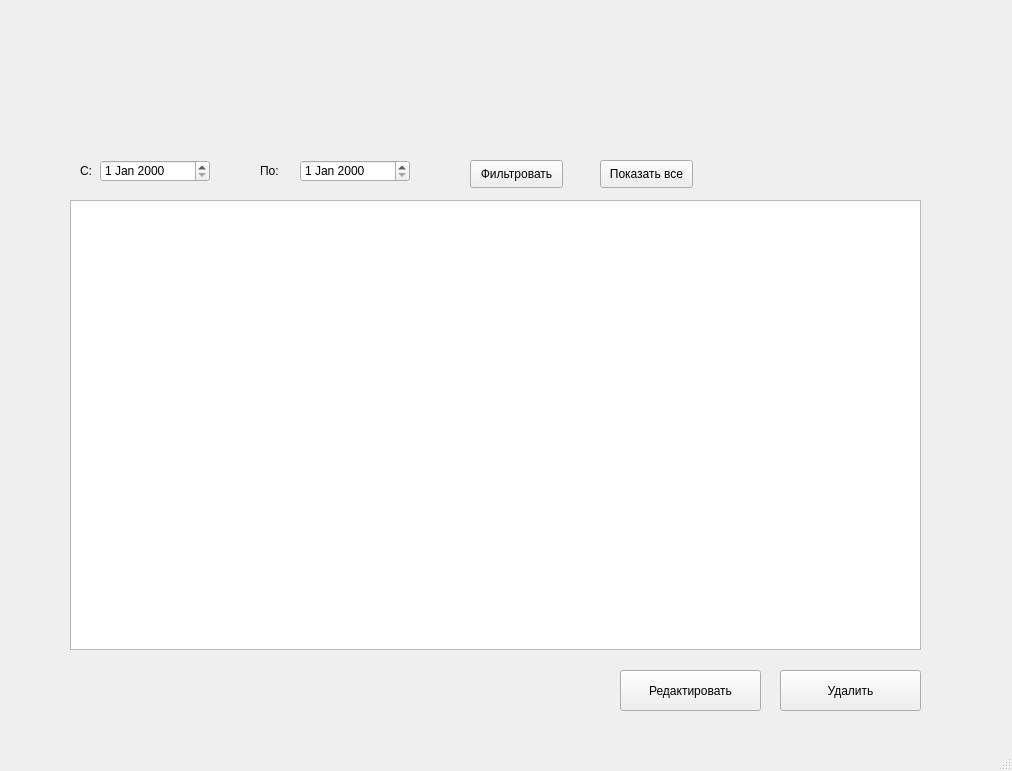
mkim-22/kvalik, file ui/bookings_window.ui: the form before one commit.
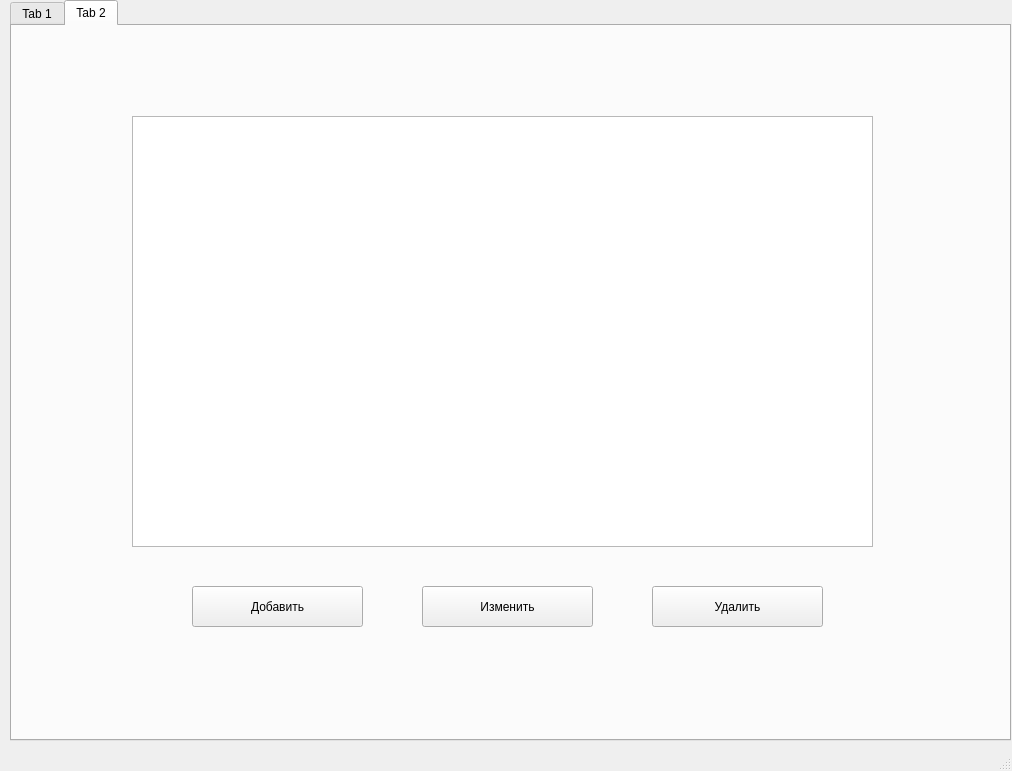
The form after the commit.

```diff
--- a/ui/bookings_window.ui
+++ b/ui/bookings_window.ui
@@ -23,30 +23,90 @@
    <property name="contextMenuPolicy">
     <enum>Qt::ActionsContextMenu</enum>
    </property>
-   <widget class="QPushButton" name="btn_edit">
+   <widget class="QTabWidget" name="tabWidget">
     <property name="geometry">
      <rect>
-      <x>620</x>
-      <y>670</y>
-      <width>141</width>
-      <height>41</height>
+      <x>10</x>
+      <y>0</y>
+      <width>1001</width>
+      <height>741</height>
      </rect>
     </property>
-    <property name="text">
-     <string>Редактировать</string>
+    <property name="currentIndex">
+     <number>1</number>
     </property>
-   </widget>
+    <widget class="QWidget" name="tab_booking">
+     <attribute name="title">
+      <string>Tab 1</string>
+     </attribute>
    <widget class="QWidget" name="gridLayoutWidget">
     <property name="geometry">
      <rect>
-      <x>70</x>
-      <y>200</y>
+        <x>60</x>
+        <y>90</y>
       <width>851</width>
       <height>451</height>
      </rect>
     </property>
     <layout class="QGridLayout" name="gridLayout">
-     <item row="0" column="0">
+       <item row="1" column="1">
+        <widget class="QDateEdit" name="date_to"/>
+       </item>
+       <item row="6" column="1">
+        <widget class="QPushButton" name="btn_filter">
+         <property name="text">
+          <string>Фильтровать</string>
+         </property>
+        </widget>
+       </item>
+       <item row="2" column="1">
+        <widget class="QDateEdit" name="date_from"/>
+       </item>
+       <item row="2" column="0">
+        <widget class="QLabel" name="label_2">
+         <property name="text">
+          <string>По:</string>
+         </property>
+         <property name="alignment">
+          <set>Qt::AlignRight|Qt::AlignTrailing|Qt::AlignVCenter</set>
+         </property>
+        </widget>
+       </item>
+       <item row="1" column="0">
+        <widget class="QLabel" name="label">
+         <property name="layoutDirection">
+          <enum>Qt::LeftToRight</enum>
+         </property>
+         <property name="text">
+          <string>С:</string>
+         </property>
+         <property name="alignment">
+          <set>Qt::AlignRight|Qt::AlignTrailing|Qt::AlignVCenter</set>
+         </property>
+        </widget>
+       </item>
+       <item row="9" column="0">
+        <widget class="QPushButton" name="btn_edit">
+         <property name="text">
+          <string>Редактировать</string>
+         </property>
+        </widget>
+       </item>
+       <item row="6" column="0">
+        <widget class="QPushButton" name="btn_show_all">
+         <property name="text">
+          <string>Показать все</string>
+         </property>
+        </widget>
+       </item>
+       <item row="9" column="1">
+        <widget class="QPushButton" name="btn_delete">
+         <property name="text">
+          <string>Удалить</string>
+         </property>
+        </widget>
+       </item>
+       <item row="7" column="0" colspan="2">
       <widget class="QTableView" name="bookings_table">
        <property name="sizePolicy">
         <sizepolicy hsizetype="Expanding" vsizetype="Expanding">
@@ -73,12 +133,17 @@
      </item>
     </layout>
    </widget>
-   <widget class="QPushButton" name="btn_delete">
+    </widget>
+    <widget class="QWidget" name="tab_guests">
+     <attribute name="title">
+      <string>Tab 2</string>
+     </attribute>
+     <widget class="QPushButton" name="btn_delete_guest">
     <property name="geometry">
      <rect>
-      <x>780</x>
-      <y>670</y>
-      <width>141</width>
+        <x>640</x>
+        <y>560</y>
+        <width>171</width>
       <height>41</height>
      </rect>
     </property>
@@ -86,77 +151,55 @@
      <string>Удалить</string>
     </property>
    </widget>
-   <widget class="QLabel" name="label">
+     <widget class="QWidget" name="gridLayoutWidget_2">
     <property name="geometry">
      <rect>
-      <x>80</x>
-      <y>160</y>
-      <width>16</width>
-      <height>21</height>
-     </rect>
-    </property>
-    <property name="text">
-     <string>С:</string>
-    </property>
-   </widget>
-   <widget class="QDateEdit" name="date_from">
-    <property name="geometry">
-     <rect>
-      <x>100</x>
-      <y>160</y>
-      <width>110</width>
-      <height>22</height>
-     </rect>
-    </property>
-   </widget>
-   <widget class="QLabel" name="label_2">
+        <x>120</x>
+        <y>90</y>
+        <width>741</width>
+        <height>431</height>
+       </rect>
+      </property>
+      <layout class="QGridLayout" name="gridLayout_2">
+       <item row="0" column="0">
+        <widget class="QTableView" name="table_guests">
+         <property name="sizePolicy">
+          <sizepolicy hsizetype="Expanding" vsizetype="Expanding">
+           <horstretch>1</horstretch>
+           <verstretch>1</verstretch>
+          </sizepolicy>
+         </property>
+        </widget>
+       </item>
+      </layout>
+     </widget>
+     <widget class="QPushButton" name="btn_edit_guest">
     <property name="geometry">
      <rect>
-      <x>260</x>
-      <y>160</y>
-      <width>31</width>
-      <height>21</height>
+        <x>410</x>
+        <y>560</y>
+        <width>171</width>
+        <height>41</height>
      </rect>
     </property>
     <property name="text">
-     <string>По:</string>
-    </property>
-   </widget>
-   <widget class="QDateEdit" name="date_to">
+       <string>Изменить</string>
+      </property>
+     </widget>
+     <widget class="QPushButton" name="btn_add_guest">
     <property name="geometry">
      <rect>
-      <x>300</x>
-      <y>160</y>
-      <width>110</width>
-      <height>22</height>
-     </rect>
-    </property>
-   </widget>
-   <widget class="QPushButton" name="btn_filter">
-    <property name="geometry">
-     <rect>
-      <x>470</x>
-      <y>160</y>
-      <width>93</width>
-      <height>28</height>
-     </rect>
-    </property>
+        <x>180</x>
+        <y>560</y>
+        <width>171</width>
+        <height>41</height>
+       </rect>
+      </property>
     <property name="text">
-     <string>Фильтровать</string>
-    </property>
-   </widget>
-   <widget class="QPushButton" name="btn_show_all">
-    <property name="geometry">
-     <rect>
-      <x>600</x>
-      <y>160</y>
-      <width>93</width>
-      <height>28</height>
-     </rect>
-    </property>
-    <property name="text">
-     <string>Показать все</string>
-    </property>
+       <string>Добавить</string>
+      </property>
+     </widget>
+    </widget>
    </widget>
   </widget>
   <widget class="QMenuBar" name="menubar">
```
Lines whose indentation alone changed are shown as unchanged.
